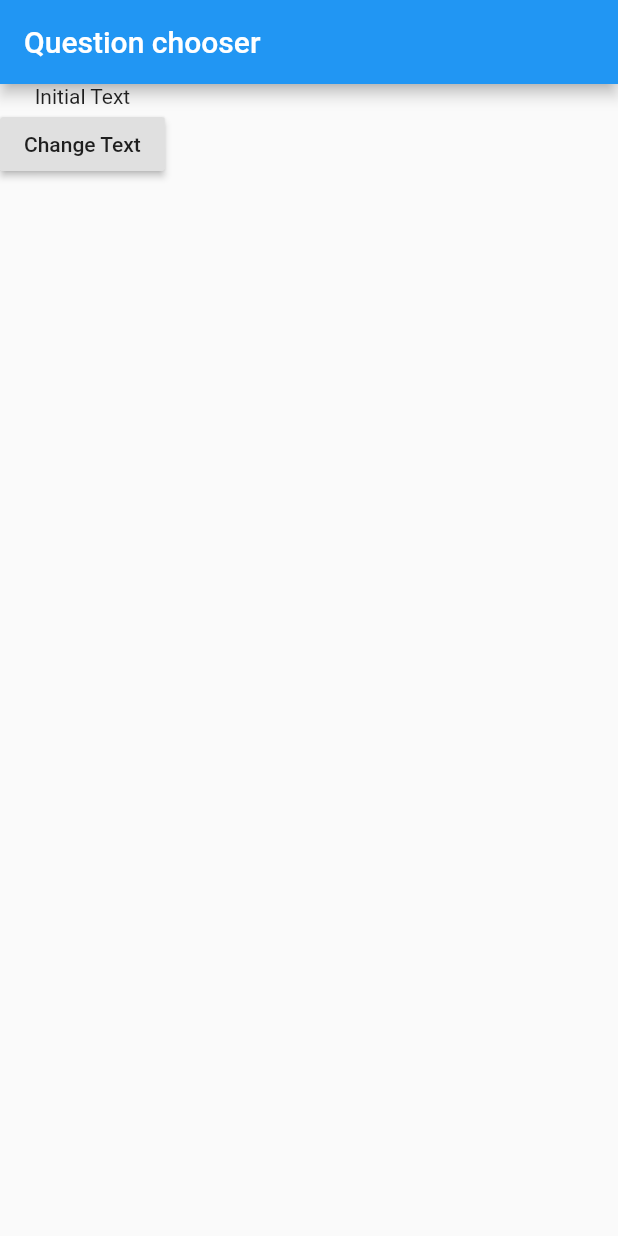
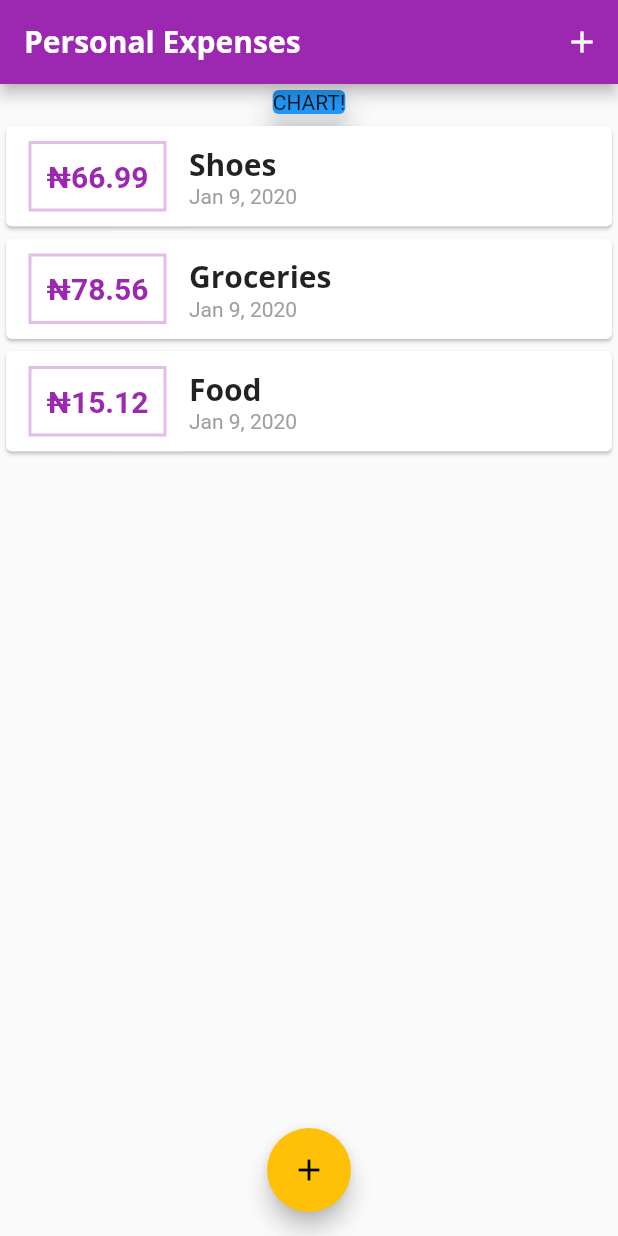
Before and after one commit to infinitizon/udemy_training, a Flutter app: the screen it shows after launch, on a phone screen of 412 x 824 dp. Run offline on Flutter 3.47's test engine with Material 2 defaults, Android fonts, the phone set to English and light mode, and no system bars.

Commit message:
git add .

```diff
--- a/lib/TextControl.dart
+++ /dev/null
@@ -1,14 +0,0 @@
-import 'package:flutter/material.dart';
-
-class TextControl extends StatelessWidget {
-  final Function changeText;
-  TextControl(this.changeText);
-
-  @override
-  Widget build(BuildContext context) {
-    return RaisedButton(
-      child: Text('Change Text'),
-      onPressed: changeText,
-    );
-  }
-}
--- a/lib/TextOutput.dart
+++ /dev/null
@@ -1,13 +0,0 @@
-import 'package:flutter/material.dart';
-
-class TextOutput extends StatelessWidget {
-  final myText;
-  TextOutput(this.myText);
-
-  @override
-  Widget build(BuildContext context) {
-    return Container(
-      child: Text(myText),
-    );
-  }
-}
--- a/lib/main.dart
+++ b/lib/main.dart
@@ -1,40 +1,130 @@
 import 'package:flutter/material.dart';
 
-import './TextControl.dart';
-import './TextOutput.dart';
+import './widgets/new_transaction.dart';
+import './widgets/transaction_list.dart';
+import './models/transaction.dart';
 
 void main() => runApp(MyApp());
 
-class MyApp extends StatefulWidget {
+class MyApp extends StatelessWidget {
+  // This widget is the root of your application.
   @override
-  State<StatefulWidget> createState() {
-    return _MyAppState();
+  Widget build(BuildContext context) {
+    return MaterialApp(
+      title: 'Personal Expenses',
+      theme: ThemeData(
+        primarySwatch: Colors.purple,
+        accentColor: Colors.amber,
+        fontFamily: 'QuickSand',
+        textTheme: ThemeData.light().textTheme.copyWith(
+              title: TextStyle(
+                fontFamily: 'OpenSans',
+                fontSize: 20,
+                fontWeight: FontWeight.bold,
+              ),
+            ),
+        appBarTheme: AppBarTheme(
+          textTheme: ThemeData.light().textTheme.copyWith(
+                title: TextStyle(
+                  fontFamily: 'OpenSans',
+                  fontSize: 20,
+                  fontWeight: FontWeight.bold,
+                ),
+              ),
+        ),
+      ),
+      home: MyHomePage(title: 'Personal Expenses'),
+    );
   }
 }
 
-class _MyAppState extends State<MyApp> {
-  var _myText = 'Initial Text';
-  var _counter = 0;
-  void _changeText() {
+class MyHomePage extends StatefulWidget {
+  final String title;
+
+  MyHomePage({this.title});
+
+  @override
+  _MyHomePageState createState() => _MyHomePageState();
+}
+
+class _MyHomePageState extends State<MyHomePage> {
+  final List<Transaction> _userTransaction = [
+    Transaction(
+      id: 't1',
+      title: 'Shoes',
+      amount: 66.99,
+      date: DateTime.now(),
+    ),
+    Transaction(
+      id: 't1',
+      title: 'Groceries',
+      amount: 78.56,
+      date: DateTime.now(),
+    ),
+    Transaction(
+      id: 't1',
+      title: 'Food',
+      amount: 15.12,
+      date: DateTime.now(),
+    ),
+  ];
+
+  void _addTransaction(String txTitle, double txAmount) {
+    final newTx = Transaction(
+      id: DateTime.now().toString(),
+      title: txTitle,
+      amount: txAmount,
+      date: DateTime.now(),
+    );
     setState(() {
-      _counter +=1;
-      _myText = 'Changed Text ' + _counter.toString();
+      _userTransaction.add(newTx);
     });
+  }
+
+  void _startAddNewTransaction(BuildContext ctx) {
+    showModalBottomSheet(
+      context: ctx,
+      builder: (bCtx) {
+        return GestureDetector(
+          child: NewTransaction(_addTransaction),
+          onTap: () {},
+          behavior: HitTestBehavior.opaque,
+        );
+      },
+    );
   }
 
   @override
   Widget build(BuildContext context) {
-    return MaterialApp(
-      home: Scaffold(
-          appBar: AppBar(
-            title: Text('Question chooser'),
-          ),
-          body: Column(
-            children: <Widget>[
-              TextOutput(_myText),
-              TextControl(_changeText),
-            ],
-          )),
+    return Scaffold(
+      appBar: AppBar(
+        title: Text(widget.title),
+        actions: <Widget>[
+          IconButton(
+            icon: Icon(Icons.add),
+            onPressed: () => _startAddNewTransaction(context),
+          )
+        ],
+      ),
+      floatingActionButton: FloatingActionButton(
+        child: Icon(Icons.add),
+        onPressed: () => _startAddNewTransaction(context),
+      ),
+      floatingActionButtonLocation: FloatingActionButtonLocation.centerFloat,
+      body: SingleChildScrollView(
+        child: Column(
+          children: <Widget>[
+            Card(
+              color: Colors.blue,
+              elevation: 8,
+              child: Container(
+                child: Text('CHART!'),
+              ),
+            ),
+            TransactionList(_userTransaction),
+          ],
+        ),
+      ),
     );
   }
 }
--- /dev/null
+++ b/lib/models/transaction.dart
@@ -0,0 +1,15 @@
+import 'package:flutter/foundation.dart';
+
+class Transaction {
+  final String id;
+  final String title;
+  final double amount;
+  final DateTime date;
+
+  Transaction({
+    @required this.id,
+    @required this.title,
+    @required this.amount,
+    @required this.date,
+  });
+}
--- /dev/null
+++ b/lib/widgets/transaction_list.dart
@@ -0,0 +1,82 @@
+import 'package:flutter/material.dart';
+import '../models/transaction.dart';
+import 'package:intl/intl.dart';
+
+class TransactionList extends StatelessWidget {
+  final List<Transaction> transactions;
+
+  TransactionList(this.transactions);
+
+  @override
+  Widget build(BuildContext context) {
+    return Container(
+      height: 300,
+      child: transactions.isEmpty
+          ? Column(
+              children: <Widget>[
+                Text(
+                  'No transactions added yet!',
+                  style: Theme.of(context).textTheme.title,
+                ),
+                SizedBox(
+                  height: 20,
+                ),
+                Container(
+                  height: 200,
+                  child: Image.asset(
+                    'assets/images/waiting.png',
+                    fit: BoxFit.cover,
+                  ),
+                ),
+              ],
+            )
+          : ListView.builder(
+              itemBuilder: (ctx, index) {
+                return Card(
+                  child: Row(
+                    children: <Widget>[
+                      Container(
+                        padding: EdgeInsets.all(10),
+                        margin: EdgeInsets.symmetric(
+                          vertical: 10,
+                          horizontal: 15,
+                        ),
+                        decoration: BoxDecoration(
+                          border: Border.all(
+                            color: Theme.of(context).primaryColorLight,
+                            width: 2,
+                          ),
+                        ),
+                        child: Text(
+                          '\u{20A6}${transactions[index].amount.toStringAsFixed(2)}',
+                          style: TextStyle(
+                            fontWeight: FontWeight.bold,
+                            fontSize: 20,
+                            color: Colors.purple,
+                          ),
+                        ),
+                      ),
+                      Column(
+                        crossAxisAlignment: CrossAxisAlignment.start,
+                        children: <Widget>[
+                          Text(
+                            transactions[index].title,
+                            style: Theme.of(context).textTheme.title,
+                          ),
+                          Text(
+                            DateFormat.yMMMd().format(transactions[index].date),
+                            style: TextStyle(
+                              color: Colors.grey,
+                            ),
+                          ),
+                        ],
+                      ),
+                    ],
+                  ),
+                );
+              },
+              itemCount: transactions.length,
+            ),
+    );
+  }
+}
```
Also changed, not shown: lib/widgets/chart.dart (added, +34 -0 lines), lib/widgets/new_transaction.dart (added, +58 -0 lines), pubspec.yaml (+15 -14 lines), assets/fonts/OpenSans-Bold.ttf (added), assets/fonts/OpenSans-Regular.ttf (added), assets/fonts/Quicksand-Bold.ttf (added), assets/fonts/Quicksand-Light.ttf (added), assets/fonts/Quicksand-Medium.ttf (added), assets/fonts/Quicksand-Regular.ttf (added), assets/images/waiting.png (added), pubspec.lock, 10 other files.
